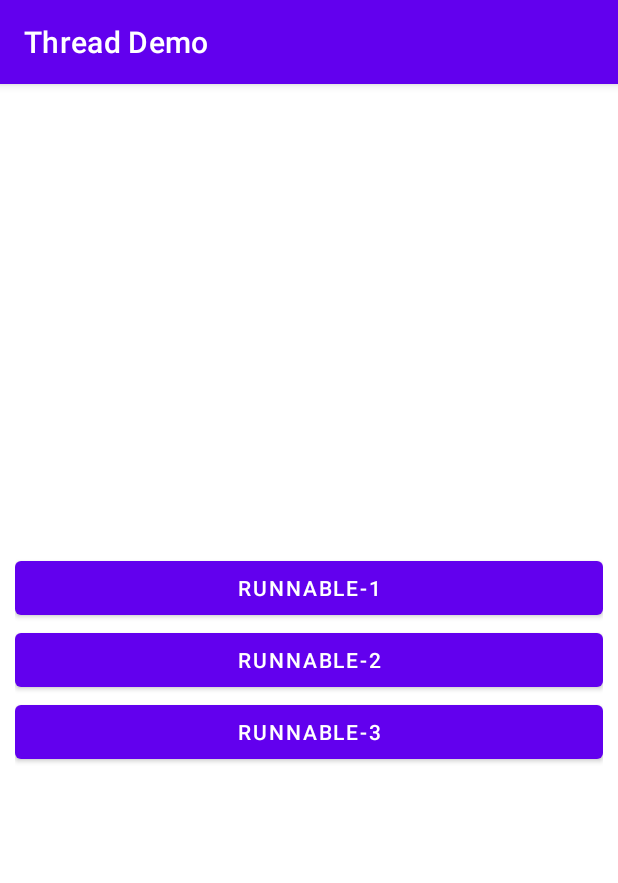
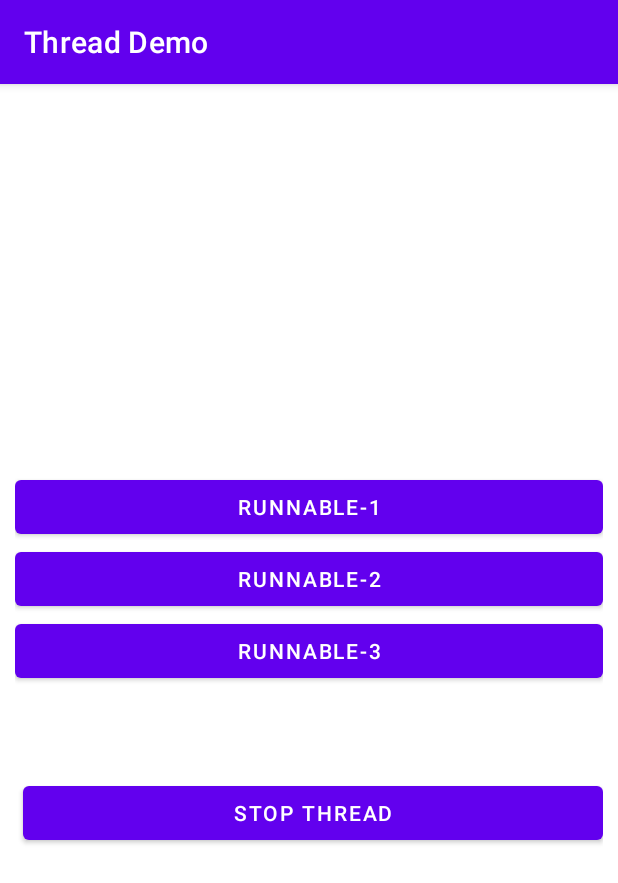
Before and after one commit to devrath/android-handler-thread, an Android app: the RunnableActivity screen opened directly, with no data from a screen before it, on a phone screen of 412 x 824 dp. Shown: the top 883 px of the screen. Run offline under Robolectric (Android 15) with nearby library versions, the phone set to English and light mode, and no system bars.

Commit message:
added code

```diff
--- a/Code/app/src/main/res/layout/activity_runnable.xml
+++ b/Code/app/src/main/res/layout/activity_runnable.xml
@@ -26,5 +26,20 @@
         android:layout_height="wrap_content"
         android:text="@string/runnable_3" />
 
+    <LinearLayout
+        android:layout_width="match_parent"
+        android:layout_height="wrap_content"
+        android:orientation="horizontal"
+        android:gravity="center"
+        android:layout_marginTop="@dimen/display_text_margin">
+        <Button
+            android:id="@+id/btnStopThreadId"
+            android:layout_width="wrap_content"
+            android:layout_height="wrap_content"
+            android:layout_weight="1"
+            android:layout_marginStart="@dimen/between_spacing"
+            android:text="@string/stop_thread"/>
+    </LinearLayout>
+
 
 </LinearLayout>
```
Also changed, not shown: Code/app/src/main/java/com/droid/code/runnable/RunnableActivity.kt (+30 -25 lines), Code/app/src/main/java/com/droid/code/runnable/workers/CustomRunnableOne.kt (added, +25 -0 lines), Code/app/src/main/java/com/droid/code/runnable/workers/CustomRunnableThree.kt (added, +24 -0 lines), Code/app/src/main/java/com/droid/code/runnable/workers/CustomRunnableTwo.kt (added, +24 -0 lines).
